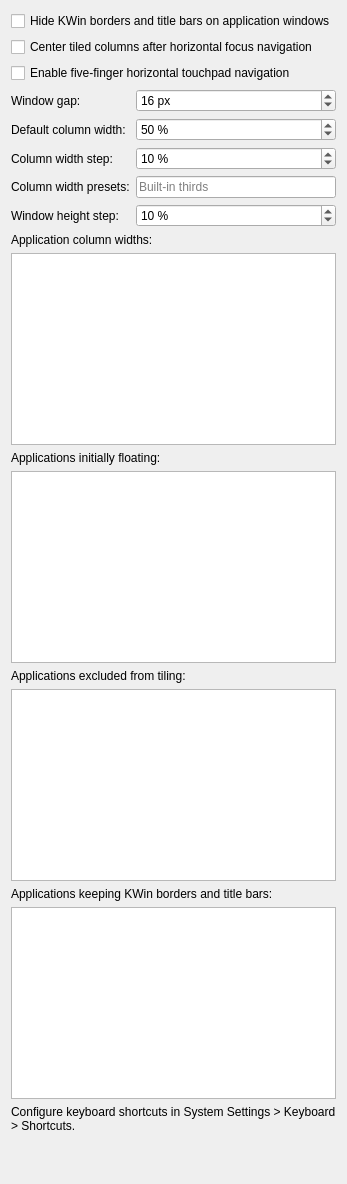
First picture: the form in packaging/kwin-script/contents/ui/config.ui, repository kontonkara/driftile, before the edit.
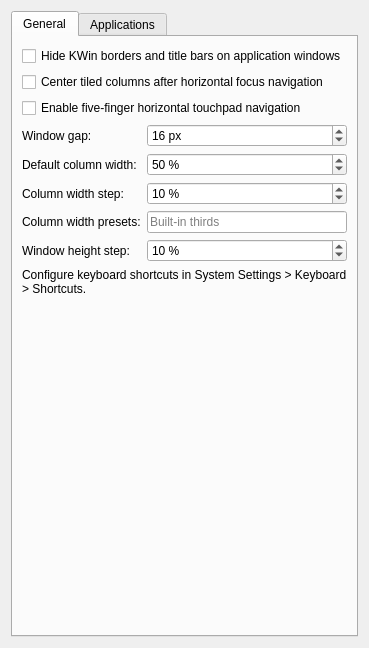
Second picture: the form after the edit.

Commit message: feat(config): organize settings into tabs

Diff of the .ui file:
```diff
--- a/packaging/kwin-script/contents/ui/config.ui
+++ b/packaging/kwin-script/contents/ui/config.ui
@@ -4,6 +4,16 @@
  <widget class="QWidget" name="DriftileConfig">
   <layout class="QVBoxLayout" name="verticalLayout">
    <item>
+    <widget class="QTabWidget" name="settingsTabs">
+     <property name="currentIndex">
+      <number>0</number>
+     </property>
+     <widget class="QWidget" name="generalTab">
+      <attribute name="title">
+       <string>General</string>
+      </attribute>
+      <layout class="QVBoxLayout" name="generalLayout">
+       <item>
     <widget class="QCheckBox" name="kcfg_BorderlessWindows">
      <property name="text">
       <string>Hide KWin borders and title bars on application windows</string>
@@ -150,6 +160,36 @@
     </layout>
    </item>
    <item>
+        <widget class="QLabel" name="shortcutConfigurationHint">
+         <property name="text">
+          <string>Configure keyboard shortcuts in System Settings &gt; Keyboard &gt; Shortcuts.</string>
+         </property>
+         <property name="wordWrap">
+          <bool>true</bool>
+         </property>
+        </widget>
+       </item>
+       <item>
+        <spacer name="verticalSpacer">
+         <property name="orientation">
+          <enum>Qt::Vertical</enum>
+         </property>
+         <property name="sizeHint" stdset="0">
+          <size>
+           <width>20</width>
+           <height>40</height>
+          </size>
+         </property>
+        </spacer>
+       </item>
+      </layout>
+     </widget>
+     <widget class="QWidget" name="applicationsTab">
+      <attribute name="title">
+       <string>Applications</string>
+      </attribute>
+      <layout class="QVBoxLayout" name="applicationsLayout">
+       <item>
     <widget class="QLabel" name="applicationColumnWidthsLabel">
      <property name="text">
       <string>Application column widths:</string>
@@ -254,17 +294,7 @@
     </widget>
    </item>
    <item>
-    <widget class="QLabel" name="shortcutConfigurationHint">
-     <property name="text">
-      <string>Configure keyboard shortcuts in System Settings &gt; Keyboard &gt; Shortcuts.</string>
-     </property>
-     <property name="wordWrap">
-      <bool>true</bool>
-     </property>
-    </widget>
-   </item>
-   <item>
-    <spacer name="verticalSpacer">
+        <spacer name="applicationsVerticalSpacer">
      <property name="orientation">
       <enum>Qt::Vertical</enum>
      </property>
@@ -275,6 +305,10 @@
       </size>
      </property>
     </spacer>
+       </item>
+      </layout>
+     </widget>
+    </widget>
    </item>
   </layout>
  </widget>
```
Lines whose indentation alone changed are shown as unchanged. The commit also changes 4 other files.
